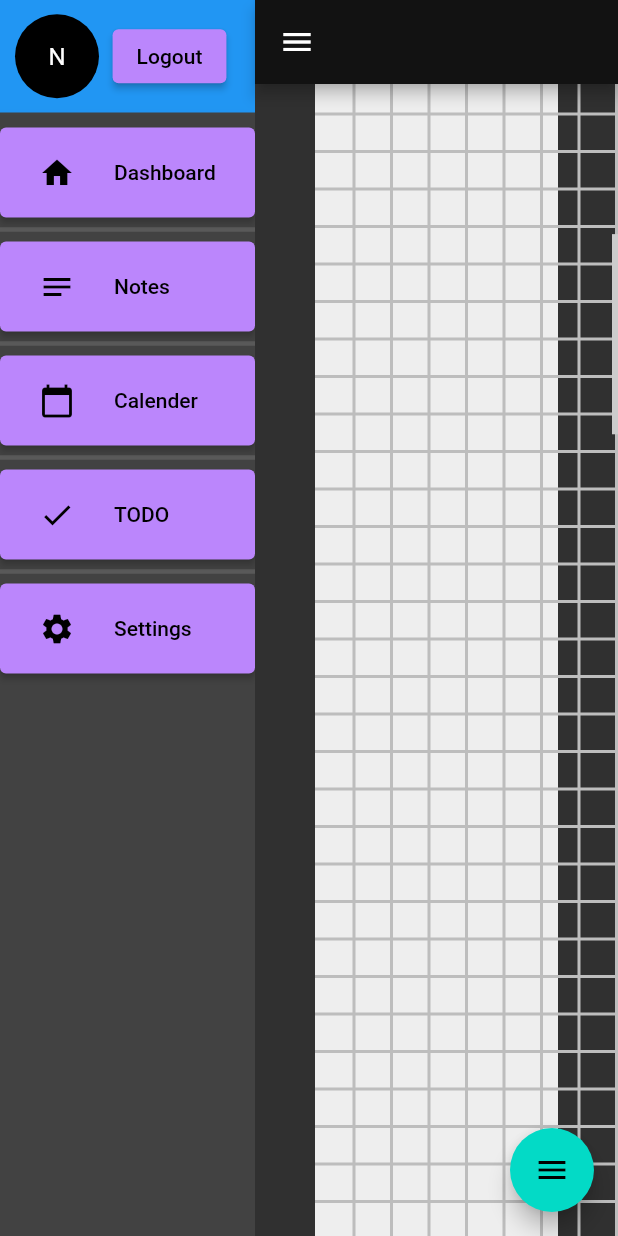
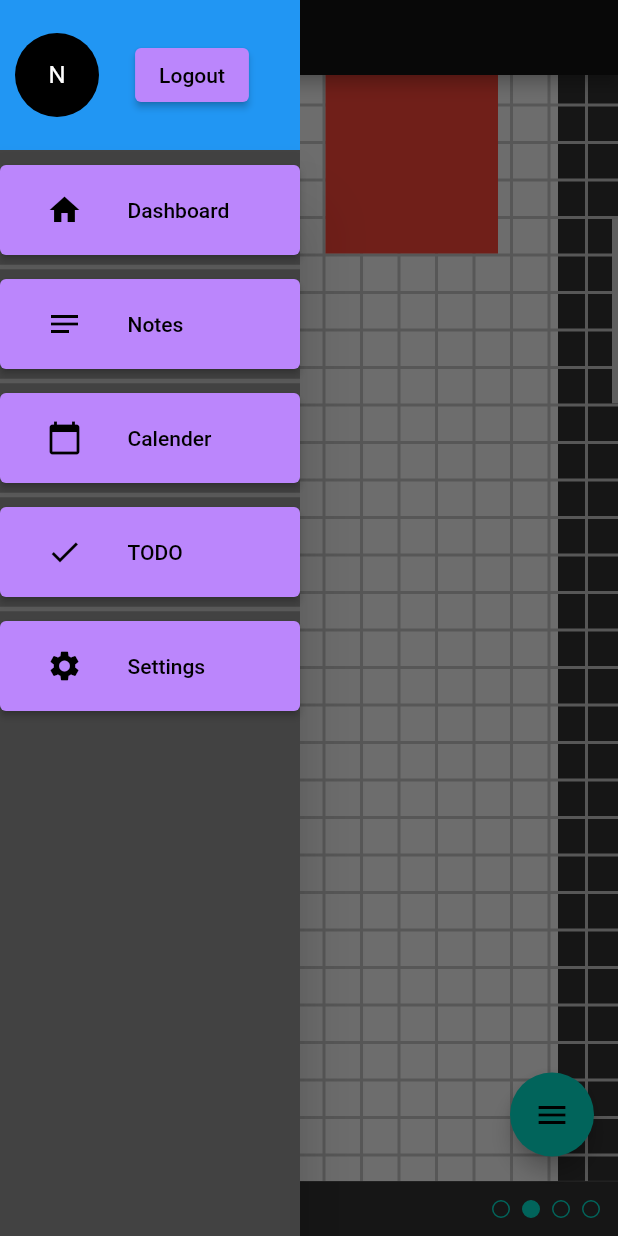
Before and after one commit to Lin2D2/school_notebook, a Flutter app: the Notes screen opened by its route, scrolled down 576 dp, after a tap on the "menu" icon, on a phone screen of 412 x 824 dp. Run offline on Flutter 3.47's test engine with Material 2 defaults, Android fonts, the phone set to English and light mode, and no system bars; our stand-ins replace page_transition, sembast.

Commit message:
Changed SideRail to Drawer and forgotten moved Provider ChangeNotifier

```diff
--- a/lib/main.dart
+++ b/lib/main.dart
@@ -7,6 +7,7 @@ import 'package:page_transition/page_transition.dart';
 
 import 'blocs/mouse_cursor_state_bloc.dart';
 import 'blocs/navigator_bloc.dart';
+import 'blocs/notes_edit_state_bloc.dart';
 import 'sites/dashboard.dart';
 import 'sites/notes.dart';
 
@@ -32,6 +33,7 @@ class App extends StatelessWidget {
         providers: [
           ChangeNotifierProvider(create: (_) => NavigatorBloc()),
           ChangeNotifierProvider<MouseCursorState>(create: (_) => MouseCursorState()),
+          ChangeNotifierProvider<NotesEditState>(create: (_) => NotesEditState()),
         ],
         child: MaterialApp(
           title: _title,
--- a/lib/sites/dashboard.dart
+++ b/lib/sites/dashboard.dart
@@ -10,11 +10,13 @@ class Dashboard extends StatelessWidget {
   Widget build(BuildContext context) {
     return SafeArea(
       child: Scaffold(
-        body: SideNavigationRail(
-          child: const Center(
+        body:
+        // SideNavigationRail(
+        //   child:
+          const Center(
             child: Text("Dashboard"),
           ),
-        ),
+        // ),
       ),
     );
   }
--- a/lib/sites/notes.dart
+++ b/lib/sites/notes.dart
@@ -1,18 +1,26 @@
 import 'package:flutter/material.dart';
 import 'package:provider/provider.dart';
 import 'package:school_notebook/blocs/navigator_bloc.dart';
+import 'package:school_notebook/widgets/custom_drawer.dart';
 import 'package:school_notebook/widgets/d4_page.dart';
 import 'package:school_notebook/widgets/side_navigation_rail.dart';
 
 import '../blocs/mouse_cursor_state_bloc.dart';
 import '../blocs/notes_edit_state_bloc.dart';
 import '../widgets/custom_action_button_column.dart';
+import '../widgets/custom_app_bar.dart';
 
-class Notes extends StatelessWidget {
-  Notes({Key? key}) : super(key: key);
-  ScrollController controller = ScrollController();
+class Notes extends StatefulWidget {
+  const Notes({Key? key}) : super(key: key);
   static const TextStyle textStyle =
       TextStyle(color: Colors.black, fontSize: 50, fontWeight: FontWeight.bold);
+
+  @override
+  State<Notes> createState() => _NotesState();
+}
+
+class _NotesState extends State<Notes> with TickerProviderStateMixin {
+  ScrollController controller = ScrollController();
 
   @override
   Widget build(BuildContext context) {
@@ -22,11 +30,23 @@ class Notes extends StatelessWidget {
         // child:
         SafeArea(
       child: MouseRegion(
-          cursor: Provider.of<MouseCursorState>(context, listen: true).cursorState, // TODO not directly but on Hover of specific Elements
+        cursor:
+            Provider.of<MouseCursorState>(context, listen: true).cursorState,
+        // TODO not directly but on Hover of specific Elements
         child: Scaffold(
+          appBar: const CustomAppBar(),
+          drawer: CustomDrawer(),
+          persistentFooterButtons: [
+            TabPageSelector(
+              controller:
+                  TabController(length: 4, initialIndex: 1, vsync: this),
+            ),
+          ],
           floatingActionButton: const CustomActionButtonColumn(),
-            body: SideNavigationRail(
-              child: Scrollbar(
+          body:
+              // SideNavigationRail(
+              //   child:
+              Scrollbar(
             controller: controller,
             isAlwaysShown: true,
             // TODO combine scrolling for Viewer and ListView
@@ -45,14 +65,14 @@ class Notes extends StatelessWidget {
                       visible: false,
                       child: Text(
                         "1",
-                            style: textStyle,
+                        style: Notes.textStyle,
                       )),
                   D4PagePortrait(
                       title: "Test Blatt 2",
                       date: "25.12.21",
                       child: Text(
                         "2",
-                            style: textStyle,
+                        style: Notes.textStyle,
                       )),
                   D4PagePortrait(
                       title: "Test Blatt 3",
@@ -60,7 +80,7 @@ class Notes extends StatelessWidget {
                       visible: false,
                       child: Text(
                         "3",
-                            style: textStyle,
+                        style: Notes.textStyle,
                       )),
                   D4PagePortrait(
                       title: "Test Blatt 4",
@@ -68,14 +88,14 @@ class Notes extends StatelessWidget {
                       visible: false,
                       child: Text(
                         "4",
-                            style: textStyle,
+                        style: Notes.textStyle,
                       )),
                 ],
               ),
             ),
           ),
         ),
-          ),
+        // ),
       ),
       // ),
     );
--- /dev/null
+++ b/lib/widgets/custom_app_bar.dart
@@ -0,0 +1,18 @@
+import 'package:flutter/material.dart';
+
+class CustomAppBar extends StatelessWidget with PreferredSizeWidget {
+  const CustomAppBar({Key? key}) : super(key: key);
+
+  @override
+  AppBar build(BuildContext context) {
+    return AppBar(
+      leading: InkWell(
+        child: const Icon(Icons.menu),
+        onTap: () => Scaffold.of(context).openDrawer(),
+      ),
+    );
+  }
+
+  @override
+  Size get preferredSize => const Size(5000, 50);
+}
--- /dev/null
+++ b/lib/widgets/custom_drawer.dart
@@ -0,0 +1,102 @@
+import 'package:flutter/material.dart';
+
+import '../types/text_icon_pair.dart';
+
+class CustomDrawer extends StatefulWidget {
+  final List<IconTextPair> navigationItems = [
+    IconTextPair(Icons.home, "Dashboard"),
+    IconTextPair(Icons.notes, "Notes"),
+    IconTextPair(Icons.calendar_today, "Calender"),
+    IconTextPair(Icons.check, "TODO"),
+    IconTextPair(Icons.settings, "Settings"),
+  ];
+  final Color backgroundColor = Colors.grey.shade800;
+  final double width = 100;
+  final double widthExpand = 200;
+  final double heightSpacer = 10;
+
+  CustomDrawer({
+    Key? key,
+  }) : super(key: key);
+
+  @override
+  _CustomDrawerState createState() => _CustomDrawerState();
+}
+
+class _CustomDrawerState extends State<CustomDrawer> {
+  @override
+  Widget build(BuildContext context) {
+    return Container(
+      width: widget.widthExpand,
+      color: widget.backgroundColor,
+      child: Column(
+        children: [
+          Container(
+            height: widget.width,
+            width: widget.widthExpand,
+            color: Colors.blue,
+            child: Padding(
+                padding: const EdgeInsets.symmetric(horizontal: 10.0),
+                child: Row(
+                  children: [
+                    const CircleAvatar(
+                      radius: 28,
+                      child: Text("N"),
+                    ),
+                    Spacer(),
+                    ElevatedButton(
+                      onPressed: () {},
+                      child: const Text("Logout"),
+                    ),
+                    Spacer(),
+                  ],
+                )),
+          ),
+          SizedBox(
+            height: widget.heightSpacer,
+          ),
+          Material(
+            color: widget.backgroundColor,
+            elevation: 20,
+            child: SizedBox(
+              height: MediaQuery.of(context).size.height -
+                  (widget.width + widget.heightSpacer),
+              child: ListView.builder(
+                itemCount: widget.navigationItems.length +
+                    widget.navigationItems.length -
+                    1,
+                itemBuilder: (BuildContext ctx, int index) {
+                  if (index.isEven) {
+                    return SizedBox(
+                      height: 60,
+                      child: ElevatedButton(
+                        onPressed: () {},
+                        child: Padding(
+                            padding:
+                                const EdgeInsets.symmetric(horizontal: 15.0),
+                            child: Row(
+                              children: [
+                                Icon(widget.navigationItems[index ~/ 2].icon),
+                                const SizedBox(
+                                  width: 30,
+                                ),
+                                Text(widget.navigationItems[index ~/ 2].text),
+                                const Spacer(),
+                              ],
+                            )),
+                      ),
+                    );
+                  } else {
+                    return const Divider(
+                      thickness: 3,
+                    );
+                  }
+                },
+              ),
+            ),
+          ),
+        ],
+      ),
+    );
+  }
+}
```
Lines whose indentation alone changed are shown as unchanged.
